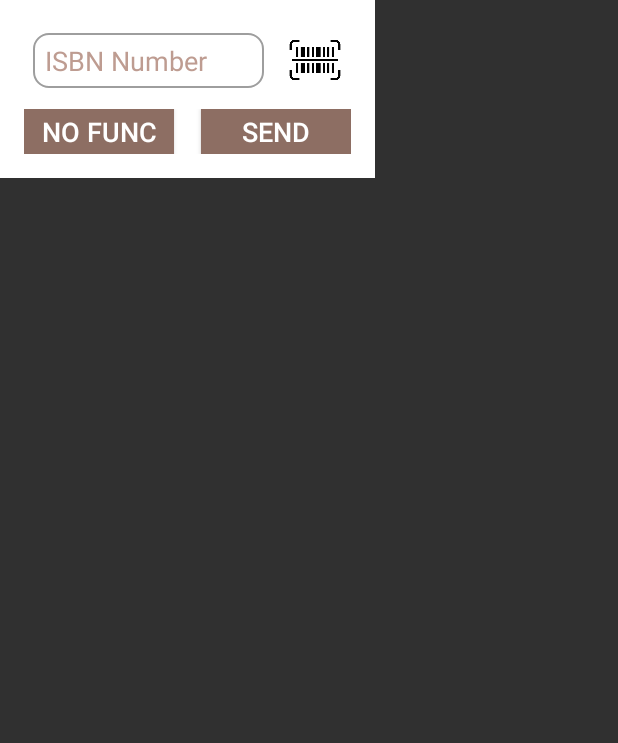
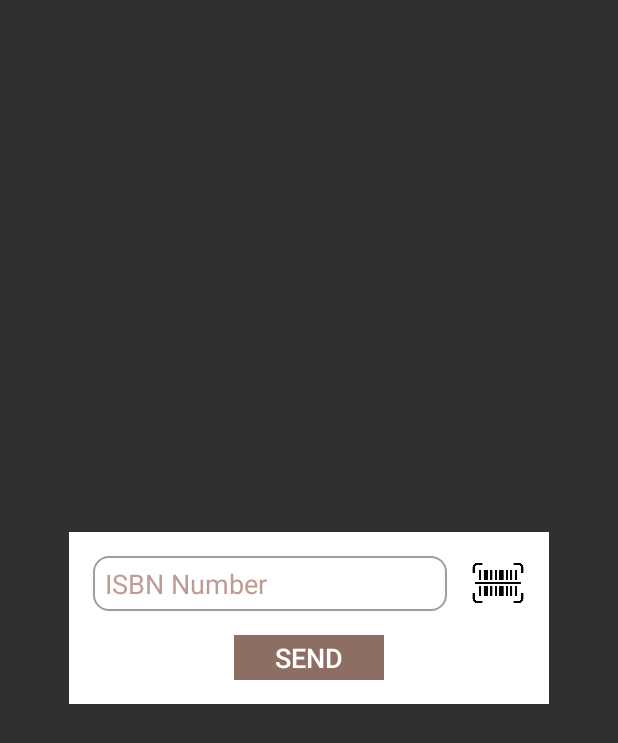
Before and after one commit to Wen-Liu/BookShare, an Android app: the layout dialog_input_isbn.xml on its own in the app's theme, with its tools: preview values and no code run, on a phone screen of 412 x 824 dp. Shown: the top 743 px of the screen. Run offline under Robolectric (Android 15) with nearby library versions, the phone set to English and light mode, and no system bars.

Commit message:
error control 1. ISBN valid check. 2. cannot get data through Google API

```diff
--- a/app/src/main/java/com/wenliu/bookshare/Constants.java
+++ b/app/src/main/java/com/wenliu/bookshare/Constants.java
@@ -16,7 +16,7 @@ public class Constants {
     public final static String TAG_INPUT_ISBN_DIALOG = "wen-InputIsbnDialog";
 
     public final static String TAG_GET_BOOK_DATA_TASK = "wen-GetBookDataTask";
-    public final static String TAG_GET_BOOK_ID_TASK = "wen-GetBookIdTask";
+    public final static String TAG_GET_BOOK_URL_TASK = "wen-GetBookUrlTask";
     public final static String TAG_GET_BOOKS_TASK = "wen-GetBooksTask";
 
     public final static String TAG_FIREBASE_API_HELPER = "wen-FirebaseApiHelper";
@@ -35,7 +35,6 @@ public class Constants {
     public final static String USER_NAME = "user_name";
     public final static String USER_EMAIL = "user_email";
     public final static String USER_IMAGE = "user_image";
-    public final static String USER_TOKEN = "user_token";
     public final static String USER_ID = "user_id";
 
 
--- a/app/src/main/java/com/wenliu/bookshare/ShareBookContract.java
+++ b/app/src/main/java/com/wenliu/bookshare/ShareBookContract.java
@@ -19,7 +19,9 @@ public interface ShareBookContract {
     interface Presenter extends BasePresenter {
         void transToMain();
 
-        void checkIsbnValid(String isbn);
+        boolean isIsbnValid(String isbn);
+
+        void checkIsbnValid(boolean isIsbnValid, String isbn);
 
     }
 
--- a/app/src/main/java/com/wenliu/bookshare/api/GetBookDataTask.java
+++ b/app/src/main/java/com/wenliu/bookshare/api/GetBookDataTask.java
@@ -29,7 +29,7 @@ public class GetBookDataTask extends AsyncTask<Void, String, Book> {
 
         try {
             Log.d(Constants.TAG_GET_BOOK_DATA_TASK, "========== GetBookDataTask ==========");
-            bookData = GoogleApiHelper.getBookDataById(mBookUrl);
+            bookData = GoogleApiHelper.getBookDataByUrl(mBookUrl);
         } catch (IOException e) {
             e.printStackTrace();
         }
--- a/app/src/main/java/com/wenliu/bookshare/api/callbacks/GetBookIdCallback.java
+++ b/app/src/main/java/com/wenliu/bookshare/api/callbacks/GetBookUrlCallback.java
@@ -6,7 +6,7 @@ import com.wenliu.bookshare.api.GetBooks;
  * Created by wen on 2018/5/3.
  */
 
-public interface GetBookIdCallback {
+public interface GetBookUrlCallback {
     public void onCompleted(String bookid);
     public void onError(String errorMessage);
 }
--- a/app/src/main/res/layout/dialog_input_isbn.xml
+++ b/app/src/main/res/layout/dialog_input_isbn.xml
@@ -2,10 +2,11 @@
 <LinearLayout xmlns:android="http://schemas.android.com/apk/res/android"
     xmlns:app="http://schemas.android.com/apk/res-auto"
     android:id="@+id/dialog_input_isbn"
-
-    android:layout_width="wrap_content"
+    android:layout_width="320dp"
     android:layout_height="wrap_content"
     android:background="@android:color/white"
+    android:gravity="center"
+    android:layout_gravity="center"
     android:orientation="vertical"
     android:padding="16dp">
 
@@ -16,10 +17,10 @@
         android:layout_height="wrap_content"
         android:gravity="center"
         android:orientation="horizontal"
-        android:padding="6dp">
+      >
 
         <EditText
-            android:id="@+id/edittext_isbn"
+            android:id="@+id/editText_isbn"
             android:layout_width="0dp"
             android:layout_height="wrap_content"
             android:layout_weight="1"
@@ -46,17 +47,17 @@
     <LinearLayout
         android:layout_width="wrap_content"
         android:layout_height="wrap_content"
-        android:layout_marginTop="8dp"
+        android:layout_marginTop="16dp"
         android:orientation="horizontal">
 
-        <Button
-            android:layout_width="100dp"
-            android:layout_height="30dp"
-            android:layout_marginEnd="18dp"
-            android:layout_weight="1"
-            android:background="@color/colorBrown_400"
-            android:text="no func"
-            android:textSize="18sp" />
+        <!--<Button-->
+            <!--android:layout_width="100dp"-->
+            <!--android:layout_height="30dp"-->
+            <!--android:layout_marginEnd="18dp"-->
+            <!--android:layout_weight="1"-->
+            <!--android:background="@color/colorBrown_400"-->
+            <!--android:text="no func"-->
+            <!--android:textSize="18sp" />-->
 
         <Button
             android:id="@+id/btn_send"
```
Also changed, not shown: app/src/main/AndroidManifest.xml (+10 -9 lines), app/src/main/java/com/wenliu/bookshare/ShareBookActivity.java (+20 -66 lines), app/src/main/java/com/wenliu/bookshare/ShareBookPresenter.java (+8 -3 lines), app/src/main/java/com/wenliu/bookshare/api/GetBookIdTask.java (deleted, +0 -66 lines), app/src/main/java/com/wenliu/bookshare/api/GetBookUrlTask.java (added, +74 -0 lines), app/src/main/java/com/wenliu/bookshare/api/GoogleApiHelper.java (+6 -6 lines), app/src/main/java/com/wenliu/bookshare/api/ShareBookParser.java (+16 -6 lines), app/src/main/java/com/wenliu/bookshare/dialog/InputIsbnDialog.java (+28 -15 lines), app/src/main/res/values/strings.xml (+8 -0 lines).
